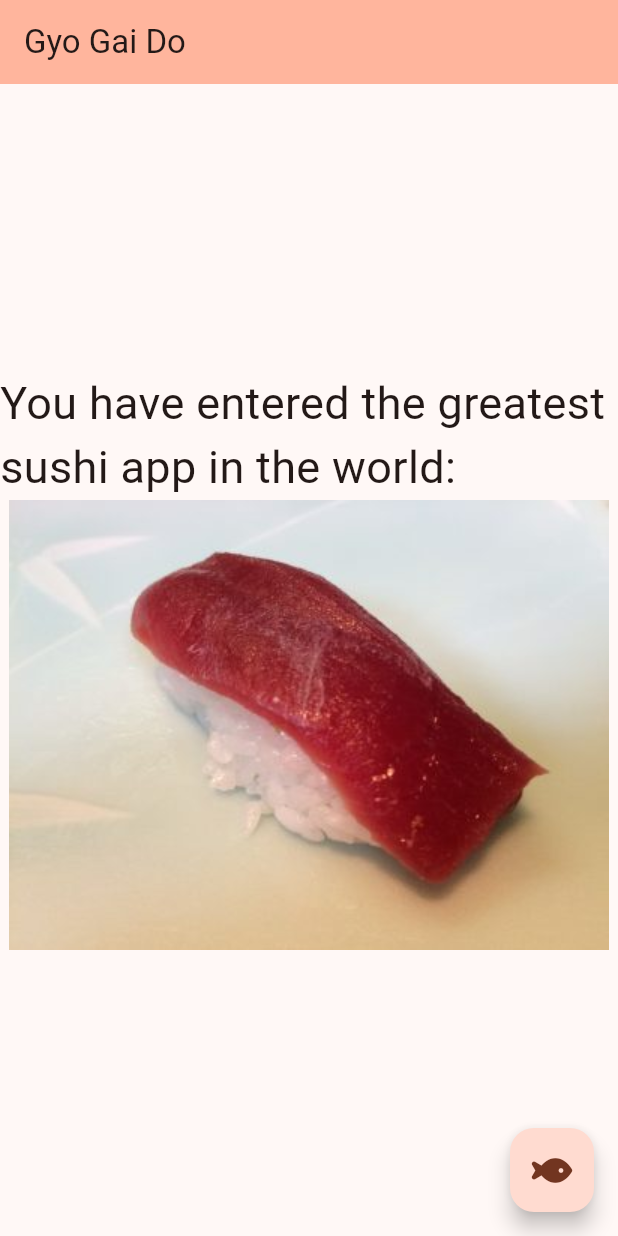
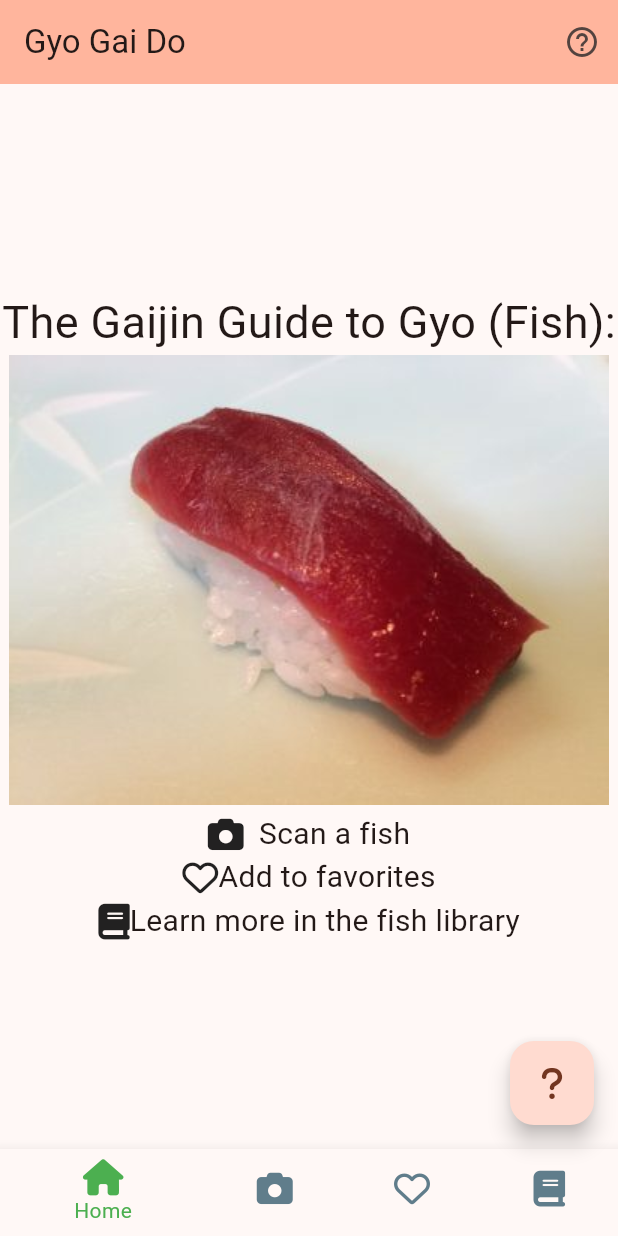
Before and after one commit to dougfoo/gyogaido, a Flutter app: the screen it shows after launch, on a phone screen of 412 x 824 dp. Run offline on Flutter 3.47's test engine with Material 3 defaults, Android fonts, the phone set to English and light mode, and no system bars; our stand-ins replace font_awesome_flutter.

Commit message:
fixed image links

```diff
--- a/lib/fish_card.dart
+++ b/lib/fish_card.dart
@@ -62,7 +62,7 @@ class FishCard extends StatelessWidget {
                     width: imageWidth,
                     height: height * imageHeightFactor,
                     child: Image.asset(
-                      'assets/images/fish_thumbnail.png', // Replace with your image asset
+                      'assets/images/fish_sushi.jpg', // Replace with your image asset
                       fit: BoxFit.cover,
                     ),
                   ),
@@ -142,7 +142,7 @@ class FullScreenFishCard extends StatelessWidget {
               Row(
                 children: <Widget>[
                   Image.asset(
-                    'assets/images/fish_thumbnail.png', // Replace with your image asset
+                    'assets/images/fish_sushi.jpg', // Replace with your image asset
                     width: 100,
                     height: 100,
                     fit: BoxFit.cover,
@@ -156,11 +156,14 @@ class FullScreenFishCard extends StatelessWidget {
                         style: TextStyle(fontSize: 18, fontWeight: FontWeight.bold),
                       ),
                       const SizedBox(height: 5),
+                      // todo: replace with actual description
+                      // todo: fix non-wrap issue
                       const Text(
                         'Description of the fish. This is a placeholder text to simulate a longer description that spans multiple lines.',
                         style: TextStyle(fontSize: 14),
                         maxLines: 2,
                         overflow: TextOverflow.ellipsis,
+                        softWrap: true,
                       ),
                     ],
                   ),
@@ -176,6 +179,7 @@ class FullScreenFishCard extends StatelessWidget {
               const Text('Common aliases: alias1, alias2, alias3, alias4, alias5'),
               const Text('Scientific name: scientificname'),
               const Text('Japanese name: romaji (日本語)'),
+              const Text('Ways to eat: sushi, sashimi, grilled, fried, steamed'),
               const Text('Lifespan: 5yr 3mo'),
               const Text('Size: 5in 12cm'),
               const Text('Weight: 5lb 2kg'),
@@ -200,7 +204,7 @@ class FullScreenFishCard extends StatelessWidget {
                   const SizedBox(width: 10),
                   Expanded(
                     child: Image.asset(
-                      'assets/images/fish_sushi.jpg', // Replace with your image asset
+                      'assets/images/fish_sushi2.jpg', // Replace with your image asset
                       height: 100,
                       fit: BoxFit.cover,
                     ),
@@ -213,7 +217,7 @@ class FullScreenFishCard extends StatelessWidget {
                 children: <Widget>[
                   Expanded(
                     child: Image.asset(
-                      'assets/images/wild_fish.png', // Replace with your image asset
+                      'assets/images/wild_fish.jpg', // Replace with your image asset
                       height: 100,
                       fit: BoxFit.cover,
                     ),
@@ -221,7 +225,7 @@ class FullScreenFishCard extends StatelessWidget {
                   const SizedBox(width: 10),
                   Expanded(
                     child: Image.asset(
-                      'assets/images/wild_fish.png', // Replace with your image asset
+                      'assets/images/wild_fish2.jpg', // Replace with your image asset
                       height: 100,
                       fit: BoxFit.cover,
                     ),
--- a/lib/main.dart
+++ b/lib/main.dart
@@ -1,5 +1,6 @@
 import 'package:flutter/material.dart';
 import 'package:font_awesome_flutter/font_awesome_flutter.dart';
+import 'fish_views.dart';
 import 'fish_card.dart'; // Import the new file
 
 void main() {
@@ -35,8 +36,40 @@ class _MyHomePageState extends State<MyHomePage> {
   final PageController _pageController = PageController();
   int _currentPage = 0;
 
-  void _goToFishScanner() {
-    _pageController.jumpToPage(1);
+  void _onPageChanged(int page) {
+    setState(() {
+      _currentPage = page;
+    });
+  }
+
+  void _onItemTapped(int index) {
+    _pageController.jumpToPage(index);
+  }
+
+  void _showHelpDialog() {
+    showDialog(
+      context: context,
+      builder: (BuildContext context) {
+        return AlertDialog(
+          title: const Text('Help'),
+          content: const Text(
+            'Welcome to Gyu Gai Do!\n\n'
+            '1. Scan a fish: Use the camera icon to scan a fish and identify it.\n'
+            '2. Add to favorites: Save your favorite fish for easy access.\n'
+            '3. Learn more in the fish library: Explore detailed information about various fish species.\n\n'
+            'Use the bottom navigation bar to switch between the home screen, scanner, favorites, and library.',
+          ),
+          actions: <Widget>[
+            TextButton(
+              child: const Text('Close'),
+              onPressed: () {
+                Navigator.of(context).pop();
+              },
+            ),
+          ],
+        );
+      },
+    );
   }
 
   @override
@@ -63,10 +96,18 @@ class _MyHomePageState extends State<MyHomePage> {
       appBar: AppBar(
         backgroundColor: Theme.of(context).colorScheme.inversePrimary,
         title: Text(widget.title),
+        actions: <Widget>[
+          IconButton(
+            icon: const Icon(Icons.help_outline),
+            onPressed: _showHelpDialog,
+          ),
+        ],
       ),
       body: PageView(
         controller: _pageController,
+        onPageChanged: _onPageChanged,
         physics: const BouncingScrollPhysics(), // Ensure physics allows swiping both ways
+
         children: <Widget>[
           // First screen: current screen
           Center(
@@ -74,96 +115,83 @@ class _MyHomePageState extends State<MyHomePage> {
               mainAxisAlignment: MainAxisAlignment.center,
               children: <Widget>[
                 const Text(
-                  'You have entered the greatest sushi app in the world:',
+                  'The Gaijin Guide to Gyo (Fish):',
                   style: TextStyle(fontSize: 30),
                 ),
                 Image.asset('assets/images/fish_sushi.jpg'),
-              ],
-            ),
+                const SizedBox(height: 5),
+                const Row(
+                  mainAxisAlignment: MainAxisAlignment.center,
+                  children: <Widget>[
+                    FaIcon(FontAwesomeIcons.camera),
+                    SizedBox(width: 10),
+                    Text(
+                      'Scan a fish',
+                      style: TextStyle(fontSize: 20),
+                    ),
+                  ],
+                ),
+                const Row(
+                  mainAxisAlignment: MainAxisAlignment.center,
+                  children: <Widget>[
+                    const FaIcon(FontAwesomeIcons.heart),
+                    const Text(
+                      'Add to favorites',
+                      style: TextStyle(fontSize: 20),
+                    ),
+                  ],
+                ),
+                const Row(
+                  mainAxisAlignment: MainAxisAlignment.center,
+                  children: <Widget>[
+                    const FaIcon(FontAwesomeIcons.book),
+                    const Text(
+                      'Learn more in the fish library',
+                      style: TextStyle(fontSize: 20),
+                    ),
+                  ]
+                ),
+              ]            ),
           ),
           // Second screen: FishScanner
-          FishScanner(),
+          const FishScanner(),
           // Third screen: FishFavorites
-          FishFavorites(),
+          const FishFavorites(),
           // Fourth screen: FishLibrary
-          FishLibrary(),
+          const FishLibrary(),
         ],
       ),
       floatingActionButton: FloatingActionButton(
-        onPressed: _goToFishScanner,
-        tooltip: 'Photo Scan a fish',
-        child: const FaIcon(FontAwesomeIcons.fish),
+        onPressed: () => _onItemTapped(1),
+        tooltip: 'Help',
+        child: const FaIcon(FontAwesomeIcons.question),
+      ),
+      bottomNavigationBar: BottomNavigationBar(
+        backgroundColor: Colors.blue, // Set the background color to blue
+        selectedItemColor: Colors.green, // Set the selected item color to white
+        unselectedItemColor: Colors.blueGrey, // Set the unselected item color to white
+
+        currentIndex: _currentPage,
+        onTap: _onItemTapped,
+        items: const <BottomNavigationBarItem>[
+          BottomNavigationBarItem(
+            icon: FaIcon(FontAwesomeIcons.home),
+            label: 'Home',
+          ),
+          BottomNavigationBarItem(
+            icon: FaIcon(FontAwesomeIcons.camera),
+            label: 'Scan',
+          ),
+          BottomNavigationBarItem(
+            icon: FaIcon(FontAwesomeIcons.heart),
+            label: 'Favorites',
+          ),
+          BottomNavigationBarItem(
+            icon: FaIcon(FontAwesomeIcons.book),
+            label: 'Library',
+          ),
+        ],
       ),
     );
   }
 }
-
-class FishScanner extends StatelessWidget {
-  const FishScanner({super.key});
-
-  @override
-  Widget build(BuildContext context) {
-    return Scaffold(
-      appBar: AppBar(
-        title: const Text('Fish Scanner'),
-      ),
-      body: Center(
-        child: Container(
-          width: MediaQuery.of(context).size.width * 0.8,
-          height: MediaQuery.of(context).size.height * 0.8,
-          decoration: BoxDecoration(
-            color: Colors.grey[200],
-            borderRadius: BorderRadius.circular(10),
-          ),
-          child: const Column(
-            mainAxisAlignment: MainAxisAlignment.center,
-            children: <Widget>[
-              FaIcon(
-                FontAwesomeIcons.camera,
-                size: 100,
-              ),
-              SizedBox(height: 20),
-              Text(
-                'Take photo of fish to identify and add to your favorites',
-                textAlign: TextAlign.center,
-                style: TextStyle(fontSize: 20),
-              ),
-            ],
-          ),
-        ),
-      ),
-    );
-  }
-}
-
-class FishFavorites extends StatelessWidget {
-  const FishFavorites({super.key});
-
-  @override
-  Widget build(BuildContext context) {
-    return Scaffold(
-      appBar: AppBar(
-        title: const Text('Fish Favorites'),
-      ),
-      body: ListView(
-        children: List.generate(5, (index) => FishCard(index: index)),
-      ),
-    );
-  }
-}
-
-class FishLibrary extends StatelessWidget {
-  const FishLibrary({super.key});
-
-  @override
-  Widget build(BuildContext context) {
-    return Scaffold(
-      appBar: AppBar(
-        title: const Text('Fish Library'),
-      ),
-      body: ListView(
-        children: List.generate(20, (index) => FishCard(index: index, height: 80, imageSize: ImageSize.medium)),
-      ),
-    );
-  }
-}
```
